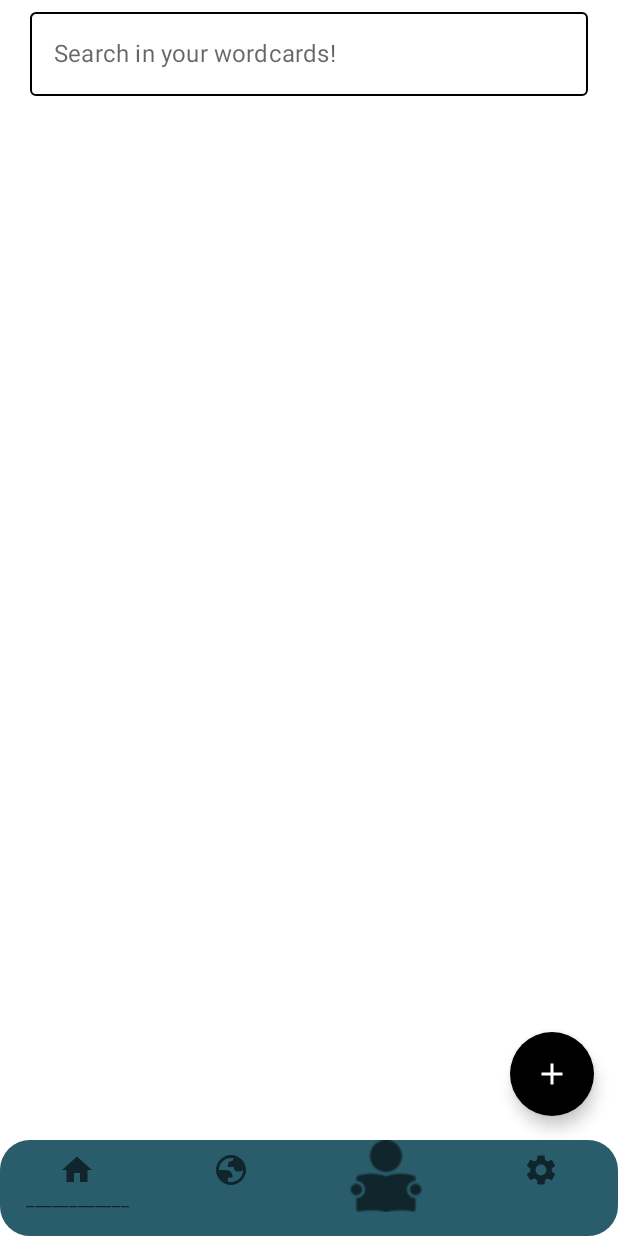
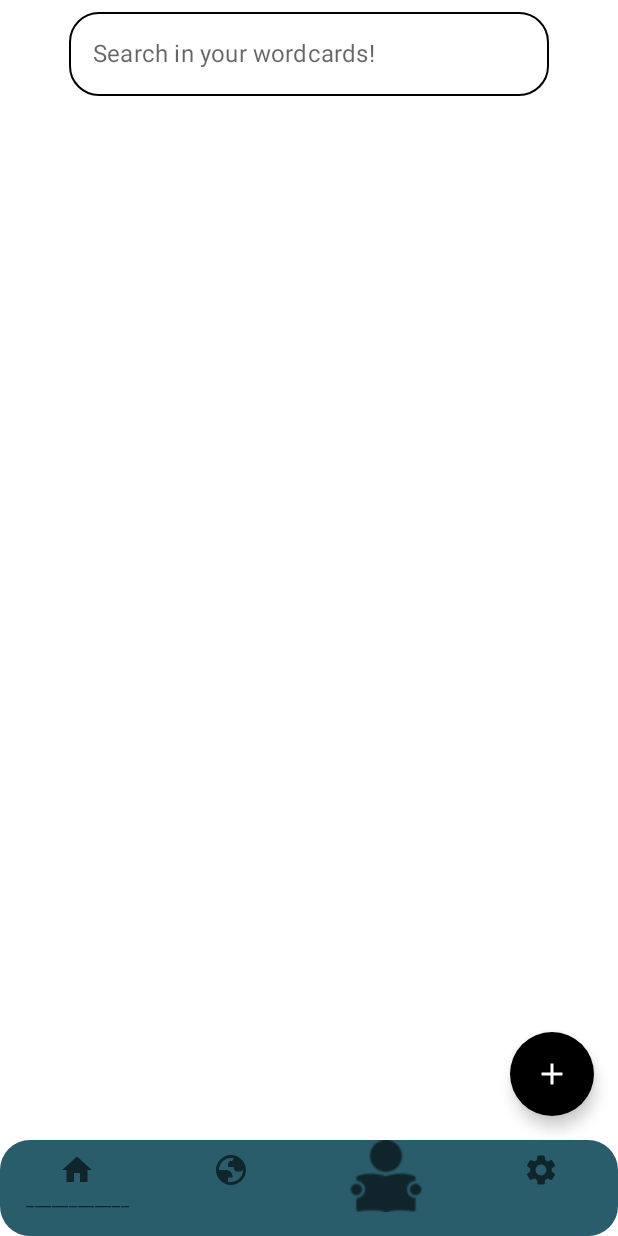
Before and after one commit to mbbcn05/WordCard, an Android app built with Jetpack Compose: the composable BottomNav shown on its own in the app's theme, on a phone screen of 412 x 824 dp. Run offline under Robolectric (Android 15) with nearby library versions, the phone set to English and light mode, and no system bars; our stand-ins replace Firebase (no records; nobody signed in at launch, a user with empty details on screens opened directly).

Commit message:
new compose trainings

```diff
--- a/app/src/main/java/com/babacan05/wordcard/presentation/card/BottomNav.kt
+++ b/app/src/main/java/com/babacan05/wordcard/presentation/card/BottomNav.kt
@@ -157,8 +157,26 @@ fun HomeScreen(viewModel: CardViewModel, navController: NavHostController, state
                 .fillMaxSize()
                 .padding(horizontal = 16.dp, vertical = 0.dp)
 
-        ) {  val  stater= rememberScrollState()
-
+        ) {
+            AnimatedVisibility( modifier = Modifier.padding(horizontal = 30.dp, vertical = 0.dp),visible = textFieldVisible,) {
+                OutlinedTextField(
+                    shape = RoundedCornerShape(20.dp),
+                    colors = customTextFieldColors,
+                    keyboardOptions = KeyboardOptions(
+                        capitalization = KeyboardCapitalization.Words,
+                        keyboardType = KeyboardType.Text,
+                        imeAction = ImeAction.Search
+                    ),
+                    keyboardActions = KeyboardActions(onNext = null),
+                    value = searchQuery,
+                    onValueChange = {
+                        searchQuery = it
+                    },
+                    singleLine = true,
+                    label = { Text("Search in your wordcards!") },
+                    modifier = Modifier.fillMaxWidth()
+                )
+            }
             val wordsPerAdBlock = 4
             val adsPerBlock = 2
 
@@ -168,7 +186,6 @@ fun HomeScreen(viewModel: CardViewModel, navController: NavHostController, state
                 userScrollEnabled = true,
                 columns = GridCells.Fixed(2)
             ) {
-
                 items(count=filteredWordList.size + filteredWordList.size / wordsPerAdBlock * adsPerBlock,key={index ->
                     if (index < filteredWordList.size) {
                         filteredWordList[index].documentId // WordCardItem için belge kimliği
@@ -190,26 +207,7 @@ fun HomeScreen(viewModel: CardViewModel, navController: NavHostController, state
                 }
             }
         }
-        AnimatedVisibility(modifier = Modifier
-            .padding(horizontal = 20.dp, vertical = 0.dp)
-            .align(Alignment.TopCenter),visible = textFieldVisible) {
-            OutlinedTextField(
-                colors = customTextFieldColors,
-                keyboardOptions = KeyboardOptions(
-                    capitalization = KeyboardCapitalization.Words,
-                    keyboardType = KeyboardType.Text,
-                    imeAction = ImeAction.Search
-                ),
-                keyboardActions = KeyboardActions(onNext = null),
-                value = searchQuery,
-                onValueChange = {
-                    searchQuery = it
-                },
-                singleLine = true,
-                label = { Text("Search in your wordcards!") },
-                modifier = Modifier.fillMaxWidth()
-            )
-        }
+
 
         FloatingActionButton(
             backgroundColor = Color.Black,
@@ -227,7 +225,6 @@ fun HomeScreen(viewModel: CardViewModel, navController: NavHostController, state
         }
     }
 }
-
 @Composable
 fun SearchScreen(viewModel: CardViewModel, navController: NavHostController,state:LazyListState) {
 
```
